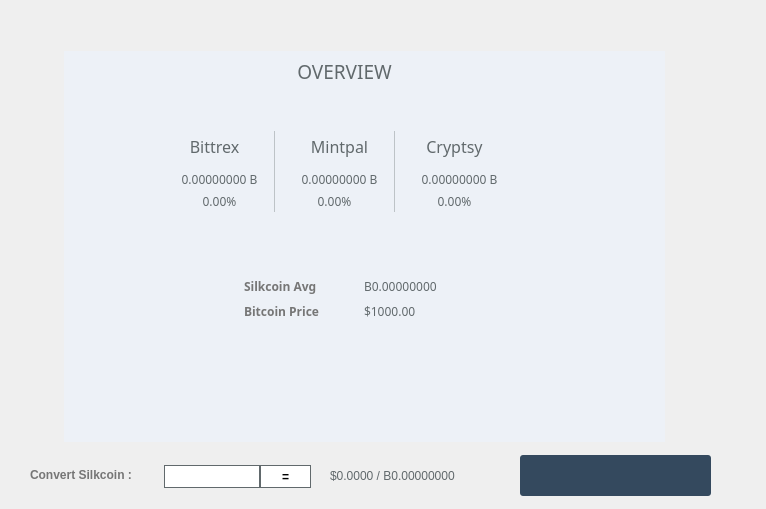
Before: the Qt Designer form src/qt/forms/poolbrowser.ui in shnurf/silkcoin, drawn with Qt 5.
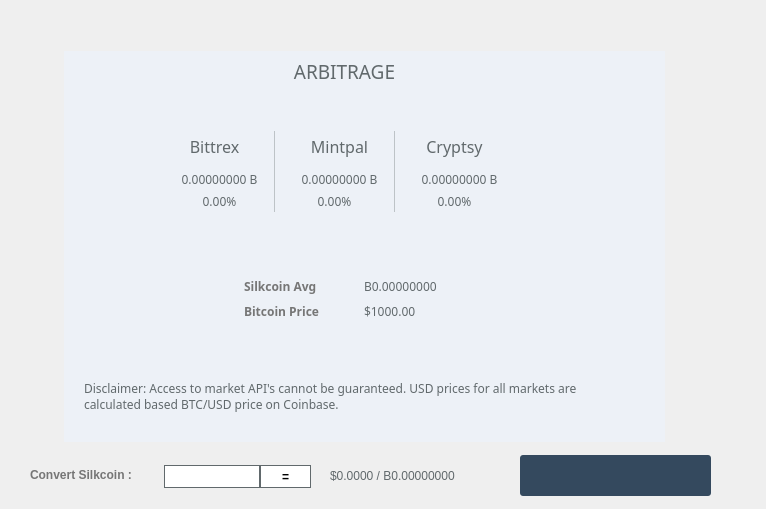
After: the same form once the commit is applied. Icons and pictures are not drawn. Custom widgets are drawn as their Qt base class.

```diff
--- a/src/qt/forms/poolbrowser.ui
+++ b/src/qt/forms/poolbrowser.ui
@@ -346,7 +346,7 @@
           <string notr="true">font-family:Mohave;</string>
          </property>
          <property name="text">
-          <string>&lt;html&gt;&lt;head/&gt;&lt;body&gt;&lt;p align=&quot;center&quot;&gt;&lt;span style=&quot; font-size:14pt;&quot;&gt;OVERVIEW&lt;/span&gt;&lt;/p&gt;&lt;/body&gt;&lt;/html&gt;</string>
+          <string>&lt;html&gt;&lt;head/&gt;&lt;body&gt;&lt;p align=&quot;center&quot;&gt;&lt;span style=&quot; font-size:14pt;&quot;&gt;ARBITRAGE&lt;/span&gt;&lt;/p&gt;&lt;/body&gt;&lt;/html&gt;</string>
          </property>
         </widget>
         <widget class="QLabel" name="lblOverviewScAvg">
@@ -375,6 +375,22 @@
           <string>B0.00000000</string>
          </property>
         </widget>
+        <widget class="QLabel" name="lblDisclaimer">
+         <property name="geometry">
+          <rect>
+           <x>30</x>
+           <y>375</y>
+           <width>521</width>
+           <height>41</height>
+          </rect>
+         </property>
+         <property name="text">
+          <string>Disclaimer: Access to market API's cannot be guaranteed. USD prices for all markets are calculated based BTC/USD price on Coinbase.</string>
+         </property>
+         <property name="wordWrap">
+          <bool>true</bool>
+         </property>
+        </widget>
        </widget>
       </widget>
      </widget>
```
Left out of the diff: 57 changed lines with no effect on the pictures.
